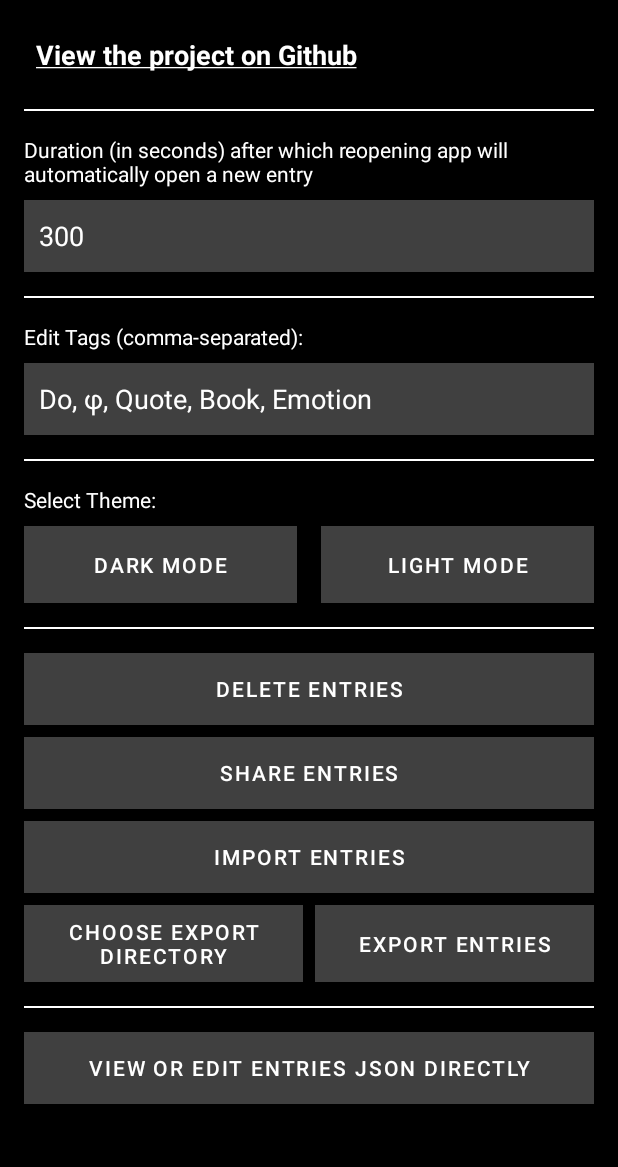
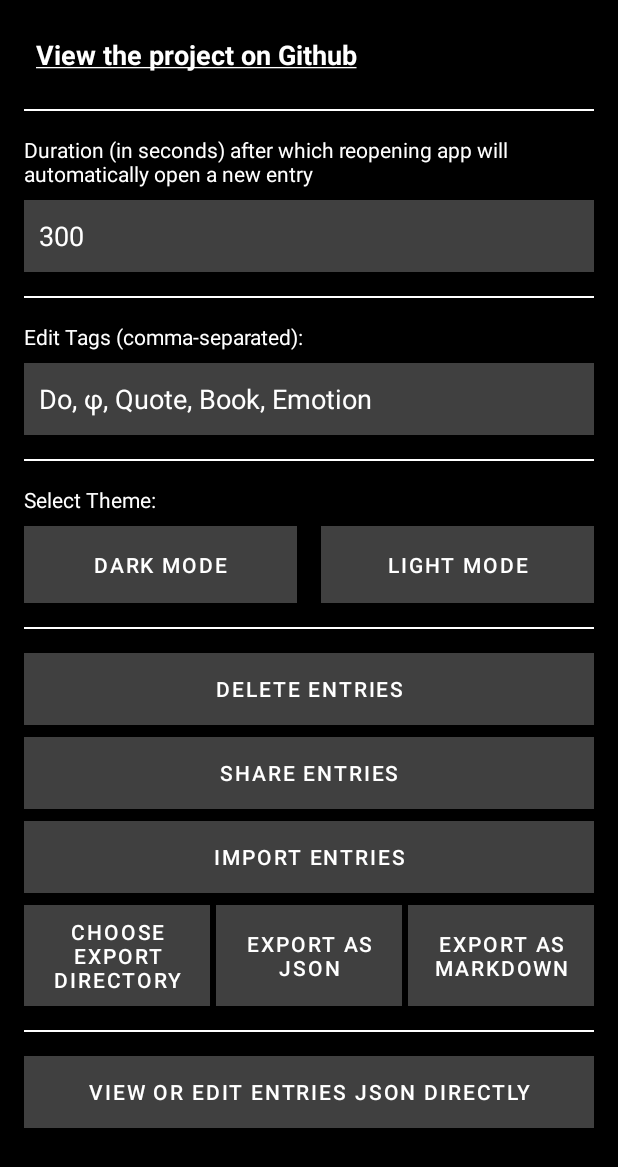
Before and after one commit to jan-mate/Journalize, an Android app: the SettingsActivity screen opened directly, with no data from a screen before it, on a phone screen of 412 x 824 dp. Shown: the top 1167 px of the screen. Run offline under Robolectric (Android 15) with nearby library versions, the phone set to English and light mode, and no system bars.

Commit message:
Added option to export as markdown

```diff
--- a/app/src/main/res/layout/activity_settings.xml
+++ b/app/src/main/res/layout/activity_settings.xml
@@ -181,19 +181,34 @@
                 android:background="@color/buttonColor"
                 android:textColor="@color/buttonTextColor"
                 android:padding="2dp"
-                android:layout_marginEnd="4dp" />
+                android:layout_marginEnd="0dp" />
+
+
 
             <Button
                 android:id="@+id/exportJsonButton"
                 android:layout_width="0dp"
                 android:layout_height="wrap_content"
                 android:layout_weight="1"
-                android:text="@string/export_entries"
+                android:text="@string/export_json"
+                android:background="@color/buttonColor"
+                android:textColor="@color/buttonTextColor"
+                android:padding="10dp"
+                android:layout_marginStart="4dp" />
+
+            <Button
+                android:id="@+id/exportMdButton"
+                android:layout_width="0dp"
+                android:layout_height="wrap_content"
+                android:layout_weight="1"
+                android:text="@string/export_md"
                 android:background="@color/buttonColor"
                 android:textColor="@color/buttonTextColor"
                 android:padding="10dp"
                 android:layout_marginStart="4dp" />
         </LinearLayout>
+
+
 
         <View
             android:layout_width="match_parent"
--- a/app/src/main/res/values/strings.xml
+++ b/app/src/main/res/values/strings.xml
@@ -32,4 +32,6 @@
     <string name="tags">Tags</string>
     <string name="edit">Edit</string>
     <string name="view_the_project_on_github">View the project on Github</string>
+    <string name="export_json">Export as JSON</string>
+    <string name="export_md">Export as Markdown</string>
 </resources>
```
Also changed, not shown: app/src/main/java/com/example/journal/SettingsActivity.kt (+99 -0 lines).
